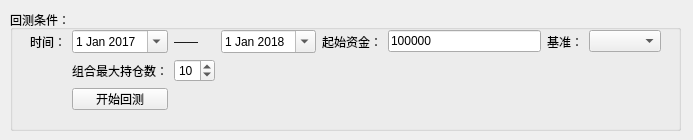
Above: quant/gui/ui/backtest_config.ui from ailabx/ailabx before the change. Below: the same form after it.
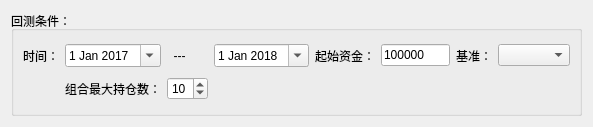
That is the form after the change.

Diff of the .ui file:
```diff
--- a/quant/gui/ui/backtest_config.ui
+++ b/quant/gui/ui/backtest_config.ui
@@ -6,34 +6,21 @@
    <rect>
     <x>0</x>
     <y>0</y>
-    <width>693</width>
-    <height>140</height>
+    <width>593</width>
+    <height>127</height>
    </rect>
   </property>
   <property name="windowTitle">
    <string>Form</string>
   </property>
+  <layout class="QHBoxLayout" name="horizontalLayout">
+   <item>
   <widget class="QGroupBox" name="groupBox">
-   <property name="geometry">
-    <rect>
-     <x>10</x>
-     <y>10</y>
-     <width>671</width>
-     <height>121</height>
-    </rect>
-   </property>
    <property name="title">
     <string>回测条件：</string>
    </property>
-   <widget class="QWidget" name="gridLayoutWidget_2">
-    <property name="geometry">
-     <rect>
-      <x>20</x>
-      <y>20</y>
-      <width>631</width>
-      <height>80</height>
-     </rect>
-    </property>
+     <layout class="QHBoxLayout" name="horizontalLayout_2">
+      <item>
     <layout class="QGridLayout" name="gridLayout_2">
      <item row="0" column="4">
       <widget class="QDateEdit" name="dt_end">
@@ -52,13 +39,6 @@
        </property>
       </widget>
      </item>
-     <item row="2" column="1">
-      <widget class="QPushButton" name="btn_backtest">
-       <property name="text">
-        <string>开始回测</string>
-       </property>
-      </widget>
-     </item>
      <item row="1" column="3">
       <widget class="QSpinBox" name="box_max_hold">
        <property name="minimum">
@@ -113,7 +93,7 @@
      <item row="0" column="3">
       <widget class="QLabel" name="label_2">
        <property name="text">
-        <string>——</string>
+           <string>  ---</string>
        </property>
       </widget>
      </item>
@@ -135,8 +115,11 @@
       </widget>
      </item>
     </layout>
-   </widget>
-  </widget>
+      </item>
+     </layout>
+    </widget>
+   </item>
+  </layout>
  </widget>
  <resources/>
  <connections/>
```
Lines whose indentation alone changed are shown as unchanged.
